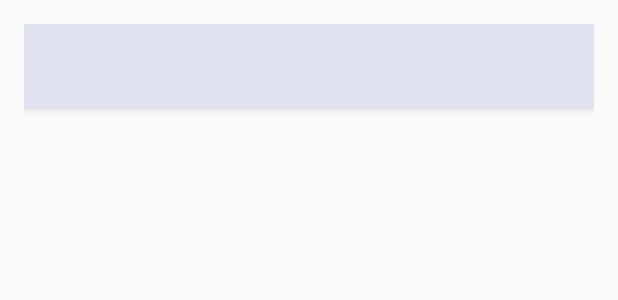
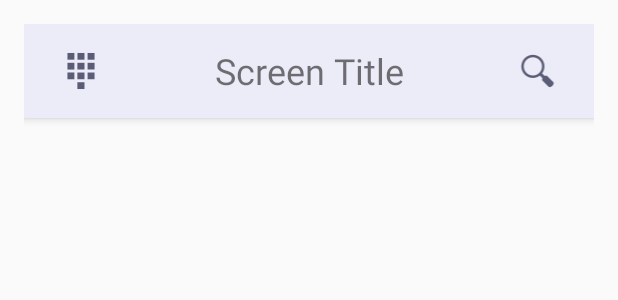
Before and after one commit to docfin/docfin-android-app, an Android app: the layout activity_doctor_search.xml on its own in the app's theme, with its tools: preview values and no code run, on a phone screen of 412 x 824 dp. Shown: the top 300 px of the screen. Run offline under Robolectric (Android 15) with nearby library versions, the phone set to English and light mode, and no system bars.

Commit message:
more changes to the toolbar - added custom toolbar

```diff
--- a/app/src/main/res/layout/activity_doctor_search.xml
+++ b/app/src/main/res/layout/activity_doctor_search.xml
@@ -1,15 +1,18 @@
 <?xml version="1.0" encoding="utf-8"?>
-<RelativeLayout xmlns:android="http://schemas.android.com/apk/res/android"
+<LinearLayout xmlns:android="http://schemas.android.com/apk/res/android"
     xmlns:tools="http://schemas.android.com/tools"
     android:layout_width="match_parent"
     android:layout_height="match_parent"
-    android:paddingBottom="@dimen/activity_vertical_margin"
     android:paddingLeft="@dimen/activity_horizontal_margin"
     android:paddingRight="@dimen/activity_horizontal_margin"
     android:paddingTop="@dimen/activity_vertical_margin"
-    tools:context="com.jellsoft.mobile.docfin.DoctorSearchActivity">
+    android:paddingBottom="@dimen/activity_vertical_margin"
+    tools:context="com.jellsoft.mobile.docfin.DoctorSearchActivity"
+    android:orientation="vertical"
+    android:weightSum="1">
     <include
-        layout="@layout/toolbar_main"
+        layout="@layout/toolbar_custom"
         android:layout_width="match_parent"
-        android:layout_height="wrap_content"/>
-</RelativeLayout>
+        android:layout_height="wrap_content"
+        android:layout_weight="0.04" />
+</LinearLayout>
--- /dev/null
+++ b/app/src/main/res/layout/toolbar_custom.xml
@@ -0,0 +1,43 @@
+<?xml version="1.0" encoding="utf-8"?>
+<LinearLayout xmlns:android="http://schemas.android.com/apk/res/android"
+    xmlns:app="http://schemas.android.com/apk/res-auto"
+
+    android:id="@+id/toolbar"
+    android:orientation="horizontal"
+    android:layout_width="match_parent"
+    android:layout_height="?attr/actionBarSize"
+    android:background="@color/colorActionBarLight"
+    android:elevation="4dp"
+    android:layout_marginTop="10dp"
+    android:layout_marginLeft="10dp"
+    android:layout_marginRight="10dp"
+    android:layout_marginBottom="10dp"
+    android:theme="@style/ThemeOverlay.AppCompat.ActionBar"
+    app:popupTheme="@style/ThemeOverlay.AppCompat.Light">
+
+    <ImageView
+        android:layout_width="match_parent"
+        android:layout_height="wrap_content"
+        android:src="@drawable/ic_action_main_menu"
+        android:layout_gravity="center"
+        android:id="@+id/toolbar_main_menu"
+        android:layout_weight="0.2"/>
+
+    <TextView
+        android:layout_height="wrap_content"
+        android:layout_width="match_parent"
+        android:layout_gravity="center"
+        android:layout_weight=".1"
+        android:textSize="24dp"
+        android:textAlignment="center"
+        android:text="Screen Title"/>
+
+    <ImageView
+        android:layout_width="match_parent"
+        android:layout_height="wrap_content"
+        android:layout_weight="0.2"
+        android:src="@drawable/ic_action_search"
+        android:id="@+id/toolbar_search"
+        android:layout_gravity="center"/>
+
+</LinearLayout>
--- a/app/src/main/res/layout/toolbar_main.xml
+++ b/app/src/main/res/layout/toolbar_main.xml
@@ -2,14 +2,16 @@
 <android.support.v7.widget.Toolbar
     xmlns:android="http://schemas.android.com/apk/res/android"
     xmlns:app="http://schemas.android.com/apk/res-auto"
-    android:id="@+id/my_toolbar"
+    android:id="@+id/toolbar"
     android:layout_width="match_parent"
     android:layout_height="?attr/actionBarSize"
-    android:background="@color/colorActionBar"
+    android:background="@color/colorActionBarLight"
     android:elevation="4dp"
     android:layout_marginTop="10dp"
     android:layout_marginLeft="10dp"
     android:layout_marginRight="10dp"
     android:layout_marginBottom="10dp"
     android:theme="@style/ThemeOverlay.AppCompat.ActionBar"
-    app:popupTheme="@style/ThemeOverlay.AppCompat.Light"/>
+    app:popupTheme="@style/ThemeOverlay.AppCompat.Light">
+
+    </android.support.v7.widget.Toolbar>
--- a/app/src/main/res/values/colors.xml
+++ b/app/src/main/res/values/colors.xml
@@ -4,5 +4,7 @@
     <color name="colorPrimaryDark">#303F9F</color>
     <color name="colorAccent">#FF4081</color>
     <color name="colorActionBar">#E1E3F0</color>
+    <color name="colorActionBarLight">#EBECF7</color>
     <color name="colorActionMenuIcon">#525572</color>
+    <color name="colorActionMenuIconDarker">#525572</color>
 </resources>
--- a/app/src/main/res/values/styles.xml
+++ b/app/src/main/res/values/styles.xml
@@ -8,4 +8,5 @@
         <item name="colorAccent">@color/colorAccent</item>
     </style>
 
+
 </resources>
```
Also changed, not shown: app/src/main/java/com/jellsoft/mobile/docfin/DoctorSearchActivity.java (+9 -0 lines), app/src/main/java/com/jellsoft/mobile/docfin/RegisterUserActivity.java (+18 -4 lines), app/src/main/java/com/jellsoft/mobile/docfin/model/ValidationErrorMessages.java (added, +27 -0 lines), app/src/main/res/menu/toolbar_menu.xml (added, +27 -0 lines), app/src/main/res/drawable-hdpi/ic_action_main_menu.png (added), app/src/main/res/drawable-hdpi/ic_action_search.png, app/src/main/res/drawable-mdpi/ic_action_main_menu.png (added), app/src/main/res/drawable-mdpi/ic_action_search.png, app/src/main/res/drawable-xhdpi/ic_action_main_menu.png (added), app/src/main/res/drawable-xhdpi/ic_action_search.png, app/src/main/res/drawable-xxhdpi/ic_action_main_menu.png (added), app/src/main/res/drawable-xxhdpi/ic_action_search.png.
